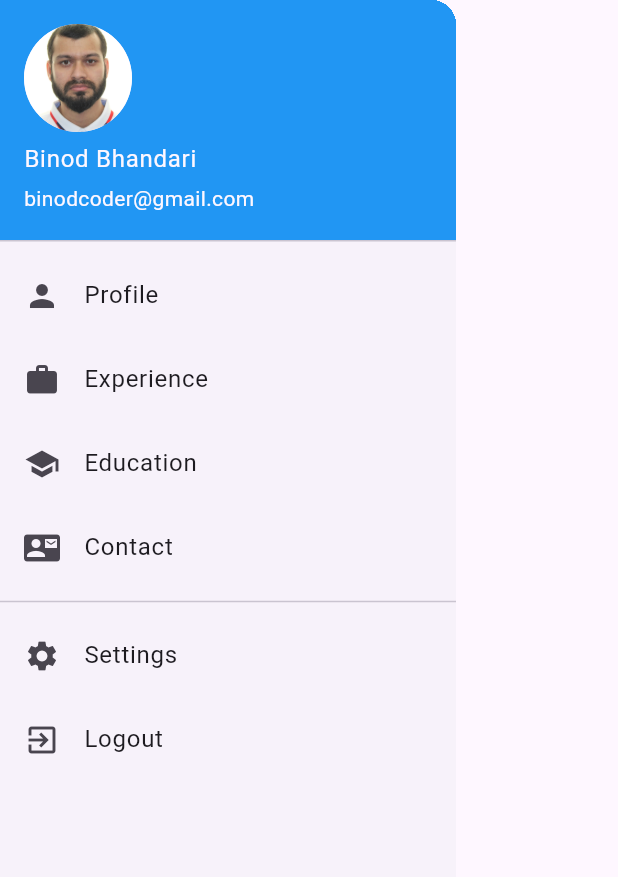
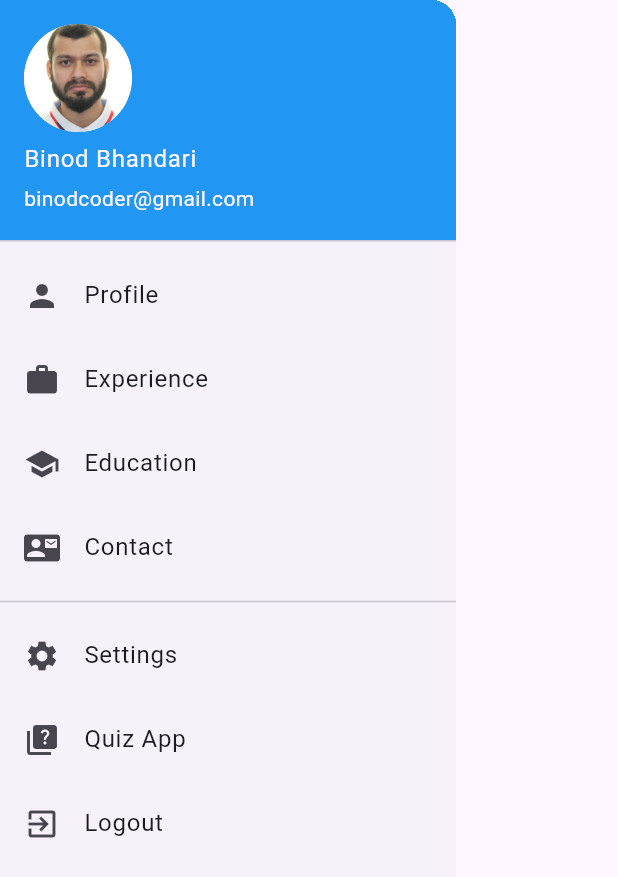
Before and after one commit to binodcoder/portfolio, a Flutter app: the MyDrawer widget shown alone on an empty page, opened directly, on a phone screen of 412 x 824 dp. Shown: the top 877 px of the screen. Run offline on Flutter 3.47's test engine with Material 3 defaults, Android fonts, the light colour scheme and no system bars; our stand-ins replace font_awesome_flutter.

Commit message:
quiz screen wip

```diff
--- a/lib/main.dart
+++ b/lib/main.dart
@@ -1,4 +1,5 @@
 import 'package:flutter/material.dart';
+import 'package:untitled/quiz/quiz_homepage.dart';
 import 'my_cv.dart';
 
 void main() {
@@ -9,7 +10,7 @@ class MyApp extends StatelessWidget {
   @override
   Widget build(BuildContext context) {
     return MaterialApp(
-      home: MyCv(),
+      home: QuizHomepage(),
     );
   }
 }
--- a/lib/widgets/drawer/drawer.dart
+++ b/lib/widgets/drawer/drawer.dart
@@ -39,6 +39,11 @@ class MyDrawer extends StatelessWidget {
             onTap: () => Navigator.pushNamed(context, '/settings'),
           ),
           DrawerItem(
+            icon: Icons.quiz,
+            text: 'Quiz App',
+            onTap: () => Navigator.pushNamed(context, '/quiz-app'),
+          ),
+          DrawerItem(
             icon: Icons.exit_to_app,
             text: 'Logout',
             onTap: () {
```
Also changed, not shown: lib/quiz/quiz_homepage.dart (added, +44 -0 lines).
